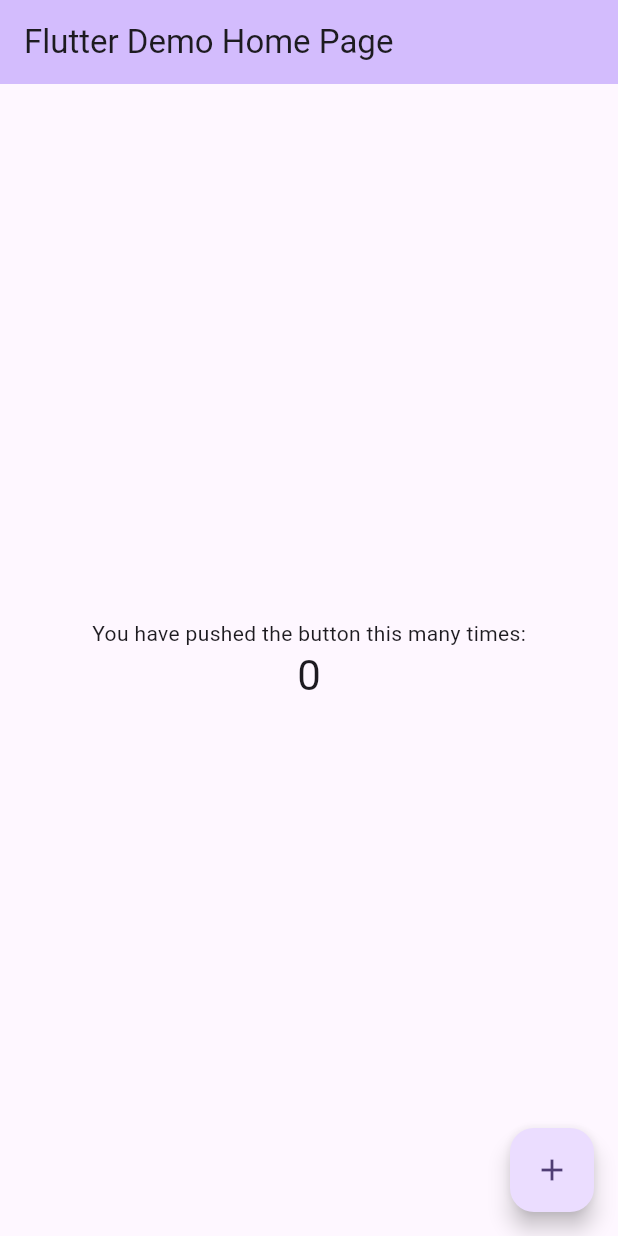
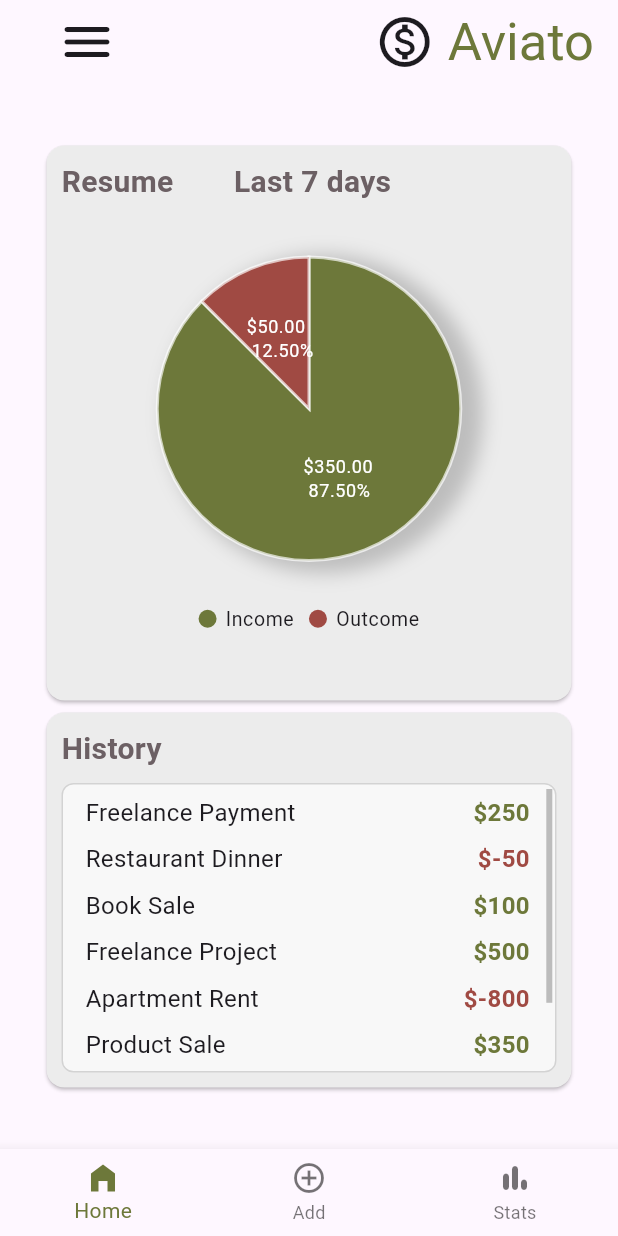
Before and after one commit to Harel-ITESO/aviato_finance, a Flutter app: the screen it shows after launch, on a phone screen of 412 x 824 dp. Run offline on Flutter 3.47's test engine with Material 3 defaults, Android fonts, the phone set to English and light mode, and no system bars; our stand-ins replace syncfusion_flutter_charts.

Commit message:
Home_page

```diff
--- /dev/null
+++ b/lib/GraphPie.dart
@@ -0,0 +1,73 @@
+
+import 'package:flutter/material.dart';
+import 'package:syncfusion_flutter_charts/charts.dart';
+
+    class ChartData {
+        ChartData(this.x, this.y, this.percentage ,[this.color]);
+        final String x;
+        final double y;
+        final double percentage;
+        final Color? color;
+    }
+
+class GraphPie extends StatelessWidget {
+  const GraphPie({
+    super.key,
+    required this.chartData,
+  });
+
+  final List<ChartData> chartData;
+
+  @override
+  Widget build(BuildContext context) {
+    return Stack(
+      alignment: Alignment.center,
+      children: [
+        Container( // shadow
+          width: 210,
+          height: 220,
+          decoration: BoxDecoration(
+            shape: BoxShape.circle,
+            boxShadow: [
+              BoxShadow(
+                color: Colors.black.withValues(alpha: 0.2),
+                spreadRadius: 1,
+                blurRadius: 10,
+                offset: Offset(10, -10),
+              ),
+            ],
+          ),
+        ),
+
+        SfCircularChart(
+          legend: Legend(
+            isVisible: true,
+            position: LegendPosition.bottom,
+            ),
+          series: <CircularSeries>[
+              // Render pie chart
+              PieSeries<ChartData, String>(
+                dataSource: chartData,
+                pointColorMapper:(ChartData data, _) => data.color,
+                xValueMapper: (ChartData data, _) => data.x,
+                yValueMapper: (ChartData data, _) => data.percentage,
+                dataLabelMapper: (ChartData data, _) {
+                  if (data.percentage <= 0) {
+                    return ''; // No mostrar la etiqueta
+                  } else {
+                    return  '\$${data.y.toStringAsFixed(2)}\n ${data.percentage.toStringAsFixed(2)}%'; // Mostrar los datos
+                  }
+                },
+                dataLabelSettings: DataLabelSettings(
+                  isVisible: true,
+                  labelPosition: ChartDataLabelPosition.inside
+                ),
+                strokeColor: const Color.fromARGB(172, 255, 255, 255),
+                strokeWidth: 2,
+            ),
+          ]
+        ),
+      ]
+    );
+  }
+}
--- /dev/null
+++ b/lib/dummy_data.dart
@@ -0,0 +1,52 @@
+
+
+List<Map<String, dynamic>> InOutUserData=[
+  {
+    "name": "Salary",
+    "amount": 1500,
+    "date": "2025-03-01",
+    "tags": ["job", "monthly"]
+  },
+  {
+    "name": "Grocery Shopping",
+    "amount": -200,
+    "date": "2025-03-02",
+    "tags": ["food", "supermarket"]
+  },
+  {
+    "name": "Product Sale",
+    "amount": 350,
+    "date": "2025-03-03",
+    "tags": ["business", "sales"]
+  },
+  {
+    "name": "Apartment Rent",
+    "amount": -800,
+    "date": "2025-03-04",
+    "tags": ["housing", "rent"]
+  },
+  {
+    "name": "Freelance Project",
+    "amount": 500,
+    "date": "2025-03-05",
+    "tags": ["freelance", "side job"]
+  },
+  {
+    "name": "Freelance Payment",
+    "amount": 250,
+    "date": "2025-03-18",
+    "tags": ["freelance", "payment"]
+  },
+  {
+    "name": "Restaurant Dinner",
+    "amount": -50,
+    "date": "2025-03-18",
+    "tags": ["food", "dining"]
+  },
+  {
+    "name": "Book Sale",
+    "amount": 100,
+    "date": "2025-03-18",
+    "tags": ["business", "sales"]
+  }
+];
--- /dev/null
+++ b/lib/home.dart
@@ -0,0 +1,278 @@
+
+import 'package:aviato_finance/GraphPie.dart';
+import 'package:aviato_finance/dummy_data.dart';
+import 'package:flutter/material.dart';
+
+class HomePage extends StatefulWidget {
+  const HomePage({super.key, });
+
+
+  @override
+  State<HomePage> createState() => _HomePageState();
+}
+
+class _HomePageState extends State<HomePage> {
+
+  final Color customRed = Color.fromRGBO(160, 74, 67, 1);
+  final Color customGreen = Color.fromRGBO(109, 120, 58, 1);
+
+  int _selectedIndex = 0;
+
+
+  void _onItemTapped(int index) {
+    setState(() {
+      _selectedIndex = index;
+    });
+  }
+  Widget createItemList (context, index) {
+    final item = InOutUserData[index];
+    return Padding(
+      padding: const EdgeInsets.fromLTRB(15, 4, 15, 4),
+      child: Row(
+        mainAxisAlignment: MainAxisAlignment.spaceBetween,
+        children: [
+          Text(item["name"],
+            style: TextStyle(
+              fontSize: 16
+            ),
+          ),
+          Text("\$${item["amount"]}",
+            style: TextStyle(
+              fontSize: 16,
+              color: item["amount"] < 0 ? customRed : customGreen,
+              fontWeight: FontWeight.bold,
+            ),
+          ),
+        ],
+      ),
+    );
+  }
+
+  @override
+  Widget build(BuildContext context) {
+    DateTime now = DateTime.now();
+    DateTime sevenDaysAgo = now.subtract(Duration(days: 7));
+
+    List recentData = InOutUserData.where((item) {
+      DateTime itemDate = DateTime.parse(item["date"]);
+      return itemDate.isAfter(sevenDaysAgo) && itemDate.isBefore(now);
+    }).toList();
+
+    double totalIncome = recentData
+        .where((item) => item["amount"] >= 0)
+        .fold(0.0, (sum, item) => sum + item["amount"]);
+
+    double totalOutcome = recentData
+        .where((item) => item["amount"] < 0)
+        .fold(0.0, (sum, item) => sum + item["amount"])
+        .abs();
+
+    double totalAmount = totalIncome + totalOutcome;
+
+    double incomePercentage = totalAmount > 0 ? (totalIncome / totalAmount) * 100 : 100;
+    double outcomePercentage = totalAmount > 0 ? (totalOutcome / totalAmount) * 100 : 0;
+
+    final List<ChartData> chartData = [
+            ChartData('Income', totalIncome, incomePercentage ,customGreen),
+            ChartData('Outcome', totalOutcome, outcomePercentage ,customRed),
+        ];
+    return Scaffold(
+      appBar: AppBar(
+        title: Row(
+          mainAxisAlignment: MainAxisAlignment.end,
+          children: [
+            Icon(Icons.monetization_on_outlined, size: 40,),
+            Text(" Aviato",
+              style: TextStyle(
+                fontSize: 35,
+                color: customGreen
+                ),
+              ),
+          ],
+        ),
+        leading: Padding(
+          padding: const EdgeInsets.fromLTRB(30,0,0,0),
+          child: IconButton(
+            icon: Icon(
+              Icons.menu_rounded,
+              size: 40, // Aquí defines el tamaño del ícono del menú
+            ),
+            onPressed: () {
+              Scaffold.of(context).openDrawer();
+            },
+          ),
+        ),
+
+      ),
+      body: Center(
+        child: Column(
+          mainAxisAlignment: MainAxisAlignment.center,
+          children: <Widget>[
+            Card(
+              color: Color.fromRGBO(236, 236, 236, 1),
+              child: Container(
+                height: 370,
+                width: 350,
+                child: Padding(
+                  padding: const EdgeInsets.all(10.0),
+                  child: Column(
+                    children: [
+                      Row(
+                        mainAxisAlignment: MainAxisAlignment.spaceBetween,
+                        children: [
+                          Text("Resume",
+                            style: TextStyle(
+                              fontSize: 20,
+                              color: Color.fromRGBO(108, 96, 100, 1),
+                              fontWeight: FontWeight.bold,
+                            ),
+                          ),
+                          Text("Last 7 days",
+                            style: TextStyle(
+                              fontSize: 20,
+                              color: Color.fromRGBO(108, 96, 100, 1),
+                              fontWeight: FontWeight.bold,
+                            ),
+                          ),
+                          SizedBox(width: 70,),
+                        ],
+                      ),
+                      GraphPie(chartData: chartData)
+                    ],
+                  ),
+                )
+                ),
+            ),
+            Card(
+              color: Color.fromRGBO(236, 236, 236, 1),
+              child: Container(
+                height: 250,
+                width: 350,
+                child: Padding(
+                  padding: const EdgeInsets.all(10.0),
+                  child: Column(
+                    crossAxisAlignment: CrossAxisAlignment.start,
+                    children: [
+                      Text("History",
+                        style: TextStyle(
+                          fontSize: 20,
+                          color: Color.fromRGBO(108, 96, 100, 1),
+                          fontWeight: FontWeight.bold,
+                        ),
+                      ),
+                      SizedBox(height: 8),
+                      Expanded(
+                        child: Container(
+                          decoration: BoxDecoration(
+                            color: const Color.fromARGB(158, 255, 255, 255), // Fondo blanco para darle un aspecto plano
+                            borderRadius: BorderRadius.circular(8),
+                            border: Border.all(color: const Color.fromARGB(70, 114, 114, 114), width: 1), // Borde suave para el efecto de incrustado
+                            boxShadow: [
+                              BoxShadow(
+                                color: Colors.transparent, // Elimina la sombra para que no esté elevada
+                              ),
+                            ],
+                          ),
+                          child: Padding(
+                            padding: const EdgeInsets.fromLTRB(0,3,1.8,0),
+                            child: Scrollbar(
+                              thumbVisibility: true,
+                              child: ListView.builder(
+                                shrinkWrap: true,
+                                physics: AlwaysScrollableScrollPhysics(),
+                                itemCount: InOutUserData.length,
+                                itemBuilder: (context, index) {
+                                  InOutUserData.sort((a, b) => DateTime.parse(b['date']).compareTo(DateTime.parse(a['date'])));
+                                  return createItemList(context, index);
+                                }
+                              ),
+                            ),
+                          ),
+                        ),
+                      ),
+                    ],
+                  ),
+                )
+                ),
+            ),
+          ],
+        ),
+      ),
+      drawer: Drawer(
+        backgroundColor: Color.fromRGBO(169, 190, 109, 1),
+        child: ListView(
+          padding: EdgeInsets.zero,
+          children: <Widget>[
+            ListTile(
+                title: Container(
+                  margin: EdgeInsets.fromLTRB(0, 50, 0, 0),
+                  alignment: Alignment.centerLeft,
+                  child: Icon(
+                    Icons.arrow_back_ios_new_rounded,
+                    size: 40,
+                    color: Colors.white,
+                  )
+                ),
+                onTap: () {
+                  Navigator.pop(context); // Cierra el drawer
+                },
+              ),
+
+            Padding(
+              padding: const EdgeInsets.fromLTRB(20,0,0,0),
+              child: ListTile(
+                leading: Icon(Icons.home, color: Colors.white,),
+                title: Text('Home', style: TextStyle(color: Colors.white)),
+                onTap: () {
+                  _onItemTapped(0);
+                  Navigator.pop(context); // Cierra el drawer
+                },
+              ),
+            ),
+            Padding(
+              padding: const EdgeInsets.fromLTRB(20,0,0,0),
+              child: ListTile(
+                leading: Icon(Icons.add, color: Colors.white),
+                title: Text('Add', style: TextStyle(color: Colors.white)),
+                onTap: () {
+                  _onItemTapped(1);
+                  Navigator.pop(context); // Cierra el drawer
+                },
+              ),
+            ),
+            Padding(
+              padding: const EdgeInsets.fromLTRB(20,0,0,0),
+              child: ListTile(
+                leading: Icon(Icons.show_chart, color: Colors.white),
+                title: Text('Stats', style: TextStyle(color: Colors.white)),
+                onTap: () {
+                  _onItemTapped(2);
+                  Navigator.pop(context); // Cierra el drawer
+                },
+              ),
+            ),
+          ],
+        ),
+      ),
+      bottomNavigationBar: BottomNavigationBar(
+        selectedItemColor: customGreen,
+        currentIndex: _selectedIndex,
+        onTap: _onItemTapped,
+        items: <BottomNavigationBarItem>[
+          BottomNavigationBarItem(
+            icon: Icon(Icons.home_filled),
+            label: 'Home',
+          ),
+          BottomNavigationBarItem(
+            icon: Icon(Icons.add_circle_outline),
+            label: 'Add',
+          ),
+          BottomNavigationBarItem(
+            icon: Icon(Icons.bar_chart_rounded),
+            label: 'Stats',
+          ),
+        ],
+      ),
+    );
+  }
+}
--- a/lib/main.dart
+++ b/lib/main.dart
@@ -1,3 +1,4 @@
+import 'package:aviato_finance/home.dart';
 import 'package:flutter/material.dart';
 
 void main() {
@@ -30,93 +31,7 @@
         // tested with just a hot reload.
         colorScheme: ColorScheme.fromSeed(seedColor: Colors.deepPurple),
       ),
-      home: const MyHomePage(title: 'Flutter Demo Home Page'),
+      home: const HomePage(),
     );
   }
 }
-
-class MyHomePage extends StatefulWidget {
-  const MyHomePage({super.key, required this.title});
-
-  // This widget is the home page of your application. It is stateful, meaning
-  // that it has a State object (defined below) that contains fields that affect
-  // how it looks.
-
-  // This class is the configuration for the state. It holds the values (in this
-  // case the title) provided by the parent (in this case the App widget) and
-  // used by the build method of the State. Fields in a Widget subclass are
-  // always marked "final".
-
-  final String title;
-
-  @override
-  State<MyHomePage> createState() => _MyHomePageState();
-}
-
-class _MyHomePageState extends State<MyHomePage> {
-  int _counter = 0;
-
-  void _incrementCounter() {
-    setState(() {
-      // This call to setState tells the Flutter framework that something has
-      // changed in this State, which causes it to rerun the build method below
-      // so that the display can reflect the updated values. If we changed
-      // _counter without calling setState(), then the build method would not be
-      // called again, and so nothing would appear to happen.
-      _counter++;
-    });
-  }
-
-  @override
-  Widget build(BuildContext context) {
-    // This method is rerun every time setState is called, for instance as done
-    // by the _incrementCounter method above.
-    //
-    // The Flutter framework has been optimized to make rerunning build methods
-    // fast, so that you can just rebuild anything that needs updating rather
-    // than having to individually change instances of widgets.
-    return Scaffold(
-      appBar: AppBar(
-        // TRY THIS: Try changing the color here to a specific color (to
-        // Colors.amber, perhaps?) and trigger a hot reload to see the AppBar
-        // change color while the other colors stay the same.
-        backgroundColor: Theme.of(context).colorScheme.inversePrimary,
-        // Here we take the value from the MyHomePage object that was created by
-        // the App.build method, and use it to set our appbar title.
-        title: Text(widget.title),
-      ),
-      body: Center(
-        // Center is a layout widget. It takes a single child and positions it
-        // in the middle of the parent.
-        child: Column(
-          // Column is also a layout widget. It takes a list of children and
-          // arranges them vertically. By default, it sizes itself to fit its
-          // children horizontally, and tries to be as tall as its parent.
-          //
-          // Column has various properties to control how it sizes itself and
-          // how it positions its children. Here we use mainAxisAlignment to
-          // center the children vertically; the main axis here is the vertical
-          // axis because Columns are vertical (the cross axis would be
-          // horizontal).
-          //
-          // TRY THIS: Invoke "debug painting" (choose the "Toggle Debug Paint"
-          // action in the IDE, or press "p" in the console), to see the
-          // wireframe for each widget.
-          mainAxisAlignment: MainAxisAlignment.center,
-          children: <Widget>[
-            const Text('You have pushed the button this many times:'),
-            Text(
-              '$_counter',
-              style: Theme.of(context).textTheme.headlineMedium,
-            ),
-          ],
-        ),
-      ),
-      floatingActionButton: FloatingActionButton(
-        onPressed: _incrementCounter,
-        tooltip: 'Increment',
-        child: const Icon(Icons.add),
-      ), // This trailing comma makes auto-formatting nicer for build methods.
-    );
-  }
-}
--- a/pubspec.yaml
+++ b/pubspec.yaml
@@ -17,9 +17,9 @@ publish_to: 'none' # Remove this line if you wish to publish to pub.dev
 # In Windows, build-name is used as the major, minor, and patch parts
 # of the product and file versions while build-number is used as the build suffix.
 version: 1.0.0+1
+environment:
+  sdk: ">=3.7.0 <4.0.0"
 
-environment:
-  sdk: ^3.8.0-198.0.dev
 
 # Dependencies specify other packages that your package needs in order to work.
 # To automatically upgrade your package dependencies to the latest versions
@@ -34,6 +34,7 @@ dependencies:
   # The following adds the Cupertino Icons font to your application.
   # Use with the CupertinoIcons class for iOS style icons.
   cupertino_icons: ^1.0.8
+  syncfusion_flutter_charts: ^28.2.11
 
 dev_dependencies:
   flutter_test:
```
Also changed, not shown: pubspec.lock.
